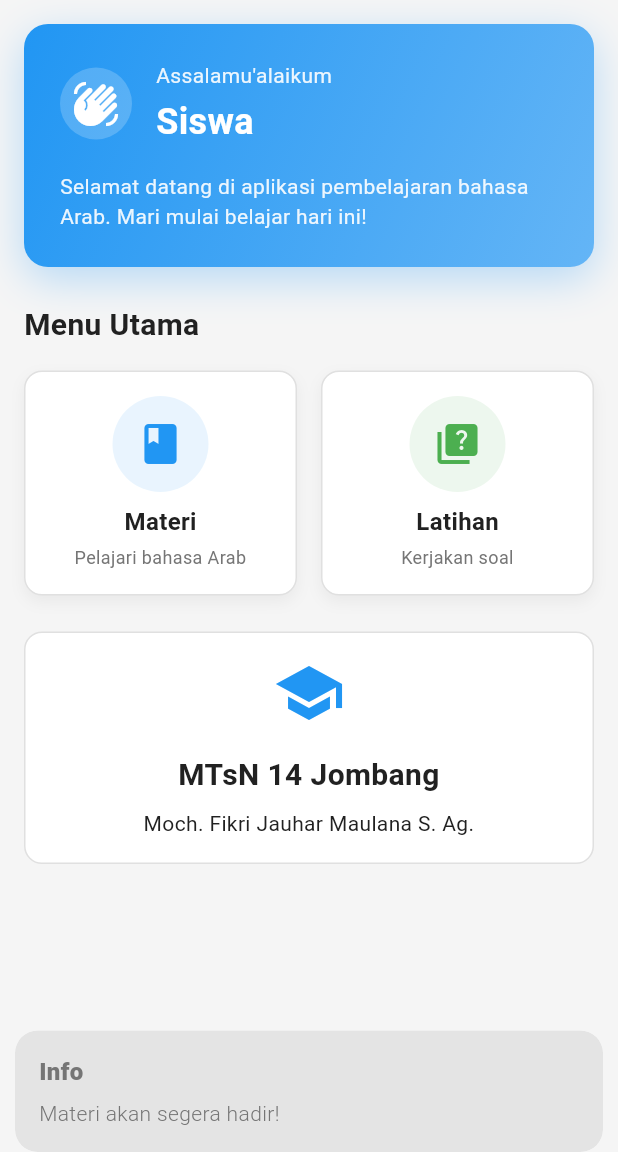
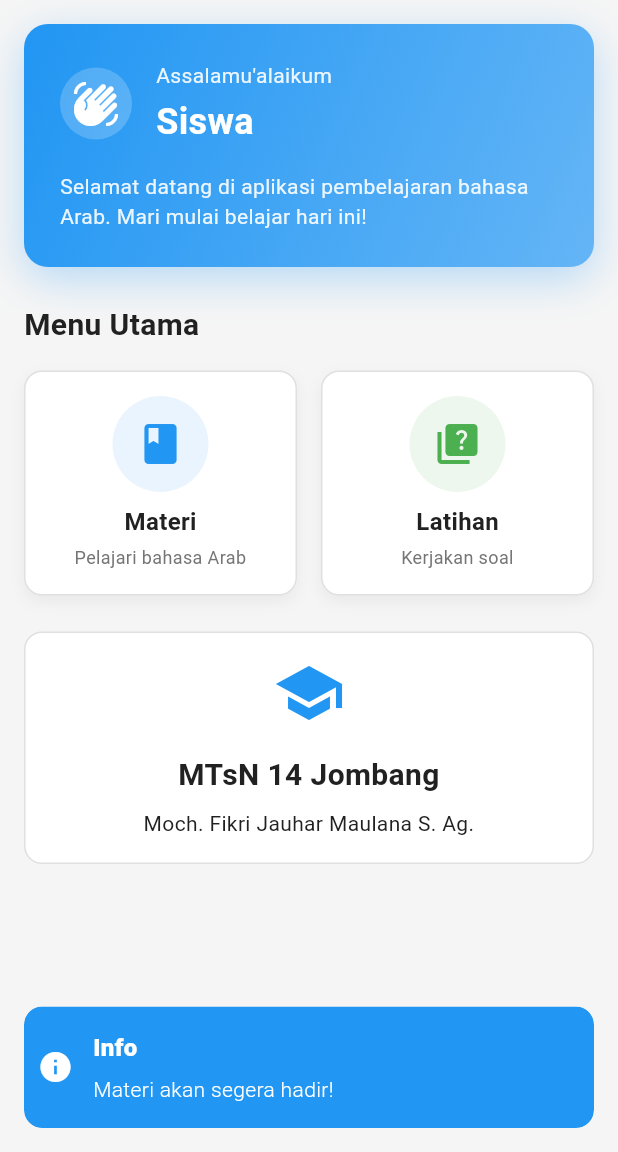
Before and after one commit to abuamar142/kanzoo, a Flutter app: the HomePage screen opened by its route, after a tap on "Materi", on a phone screen of 412 x 824 dp, the part 84-1236 px from its top. Run offline on Flutter 3.47's test engine with Material 3 defaults, Android fonts, the phone set to English and light mode, and no system bars; our stand-ins replace flutter_svg, get, shared_preferences; accounts and stored records are empty.

Commit message:
feat: implement reusable AppSnackbar utility for consistent notifications
✨ New AppSnackbar Utility:
- Created comprehensive AppSnackbar class for consistent snackbar experience
- 5 different snackbar types: Success, Error, Info, Warning, Custom
- Special showComingSoon() method for unimplemented features
- Automatic integration with design system (colors, dimensions, icons)
- Customizable duration, title, and styling options

🎨 Design System Integration:
- Uses AppColors for consistent color scheme
- Applies AppDimensions for spacing and sizing
- Follows AppConstants for text content
- Consistent icons and animations across all snackbars

📝 Implementation Updates:
- LoginController: Replaced all Get.snackbar() calls with AppSnackbar methods
- HomePage: Updated coming soon messages to use AppSnackbar.showComingSoon()
- Added new constants: infoTitle, warningTitle for snackbar titles

📚 Documentation:
- Created comprehensive usage guide with examples
- Best practices and integration patterns
- Code examples for all snackbar types
- Design system integration explanation

🔧 Technical Features:
- Type-safe methods for different message types
- Built-in animations and positioning
- Automatic theming with Material 3 support
- Consistent duration and behavior patterns

This utility ensures all future snackbars follow the established design
patterns and provides a simple, consistent API for user notifications.

```diff
--- a/lib/core/constants/app_constants.dart
+++ b/lib/core/constants/app_constants.dart
@@ -37,6 +37,8 @@ class AppConstants {
   static const String loginSuccessMessage = 'Selamat datang';
   static const String successTitle = 'Berhasil';
   static const String errorTitle = 'Error';
+  static const String infoTitle = 'Info';
+  static const String warningTitle = 'Peringatan';
 
   // Available Classes
   static const List<String> availableClasses = [
--- /dev/null
+++ b/lib/core/utils/app_snackbar.dart
@@ -0,0 +1,151 @@
+import 'package:flutter/material.dart';
+import 'package:get/get.dart';
+
+import '../constants/app_constants.dart';
+import '../theme/app_colors.dart';
+import '../theme/app_dimensions.dart';
+
+/// Utility class for showing consistent snackbars throughout the app
+class AppSnackbar {
+  /// Private constructor to prevent instantiation
+  AppSnackbar._();
+
+  /// Show success snackbar with green background
+  static void showSuccess({
+    required String message,
+    String? title,
+    Duration? duration,
+  }) {
+    Get.snackbar(
+      title ?? AppConstants.successTitle,
+      message,
+      snackPosition: SnackPosition.BOTTOM,
+      backgroundColor: AppColors.success,
+      colorText: AppColors.secondary,
+      margin: const EdgeInsets.all(AppDimensions.marginM),
+      borderRadius: AppDimensions.radiusM,
+      duration: duration ?? const Duration(seconds: 3),
+      icon: const Icon(
+        Icons.check_circle,
+        color: AppColors.secondary,
+        size: AppDimensions.iconM,
+      ),
+      shouldIconPulse: false,
+      animationDuration: const Duration(milliseconds: 300),
+    );
+  }
+
+  /// Show error snackbar with red background
+  static void showError({
+    required String message,
+    String? title,
+    Duration? duration,
+  }) {
+    Get.snackbar(
+      title ?? AppConstants.errorTitle,
+      message,
+      snackPosition: SnackPosition.BOTTOM,
+      backgroundColor: AppColors.error,
+      colorText: AppColors.secondary,
+      margin: const EdgeInsets.all(AppDimensions.marginM),
+      borderRadius: AppDimensions.radiusM,
+      duration: duration ?? const Duration(seconds: 4),
+      icon: const Icon(
+        Icons.error,
+        color: AppColors.secondary,
+        size: AppDimensions.iconM,
+      ),
+      shouldIconPulse: false,
+      animationDuration: const Duration(milliseconds: 300),
+    );
+  }
+
+  /// Show info snackbar with blue background
+  static void showInfo({
+    required String message,
+    String? title,
+    Duration? duration,
+  }) {
+    Get.snackbar(
+      title ?? AppConstants.infoTitle,
+      message,
+      snackPosition: SnackPosition.BOTTOM,
+      backgroundColor: AppColors.info,
+      colorText: AppColors.secondary,
+      margin: const EdgeInsets.all(AppDimensions.marginM),
+      borderRadius: AppDimensions.radiusM,
+      duration: duration ?? const Duration(seconds: 3),
+      icon: const Icon(
+        Icons.info,
+        color: AppColors.secondary,
+        size: AppDimensions.iconM,
+      ),
+      shouldIconPulse: false,
+      animationDuration: const Duration(milliseconds: 300),
+    );
+  }
+
+  /// Show warning snackbar with orange background
+  static void showWarning({
+    required String message,
+    String? title,
+    Duration? duration,
+  }) {
+    Get.snackbar(
+      title ?? AppConstants.warningTitle,
+      message,
+      snackPosition: SnackPosition.BOTTOM,
+      backgroundColor: AppColors.warning,
+      colorText: AppColors.secondary,
+      margin: const EdgeInsets.all(AppDimensions.marginM),
+      borderRadius: AppDimensions.radiusM,
+      duration: duration ?? const Duration(seconds: 3),
+      icon: const Icon(
+        Icons.warning,
+        color: AppColors.secondary,
+        size: AppDimensions.iconM,
+      ),
+      shouldIconPulse: false,
+      animationDuration: const Duration(milliseconds: 300),
+    );
+  }
+
+  /// Show custom snackbar with custom colors and icon
+  static void showCustom({
+    required String title,
+    required String message,
+    required Color backgroundColor,
+    Color? textColor,
+    IconData? icon,
+    Duration? duration,
+  }) {
+    Get.snackbar(
+      title,
+      message,
+      snackPosition: SnackPosition.BOTTOM,
+      backgroundColor: backgroundColor,
+      colorText: textColor ?? AppColors.secondary,
+      margin: const EdgeInsets.all(AppDimensions.marginM),
+      borderRadius: AppDimensions.radiusM,
+      duration: duration ?? const Duration(seconds: 3),
+      icon: icon != null
+          ? Icon(
+              icon,
+              color: textColor ?? AppColors.secondary,
+              size: AppDimensions.iconM,
+            )
+          : null,
+      shouldIconPulse: false,
+      animationDuration: const Duration(milliseconds: 300),
+    );
+  }
+
+  /// Show coming soon snackbar - commonly used in the app
+  static void showComingSoon(String featureName) {
+    showInfo(
+      message: '$featureName ${AppConstants.comingSoonMessage}',
+      title: AppConstants.infoTitle,
+      duration: const Duration(seconds: 2),
+    );
+  }
+}
--- a/lib/features/home/presentation/pages/home_page.dart
+++ b/lib/features/home/presentation/pages/home_page.dart
@@ -5,6 +5,7 @@ import '../../../../core/constants/app_constants.dart';
 import '../../../../core/theme/app_colors.dart';
 import '../../../../core/theme/app_dimensions.dart';
 import '../../../../core/theme/app_text_styles.dart';
+import '../../../../core/utils/app_snackbar.dart';
 import '../../../../routes/app_routes.dart';
 import '../../../../shared/services/storage_service.dart';
 
@@ -184,11 +185,7 @@ class HomePage extends StatelessWidget {
                 color: AppColors.primary,
                 onTap: () {
                   // TODO: Navigate to materials
-                  Get.snackbar(
-                    'Info',
-                    '${AppConstants.materialsTitle} ${AppConstants.comingSoonMessage}',
-                    snackPosition: SnackPosition.BOTTOM,
-                  );
+                  AppSnackbar.showComingSoon(AppConstants.materialsTitle);
                 },
               ),
             ),
@@ -201,11 +198,7 @@ class HomePage extends StatelessWidget {
                 color: AppColors.arabicGreen,
                 onTap: () {
                   // TODO: Navigate to exercises
-                  Get.snackbar(
-                    'Info',
-                    '${AppConstants.exerciseTitle} ${AppConstants.comingSoonMessage}',
-                    snackPosition: SnackPosition.BOTTOM,
-                  );
+                  AppSnackbar.showComingSoon(AppConstants.exerciseTitle);
                 },
               ),
             ),
```
Also changed, not shown: lib/features/auth/presentation/controllers/login_controller.dart (+6 -23 lines).
